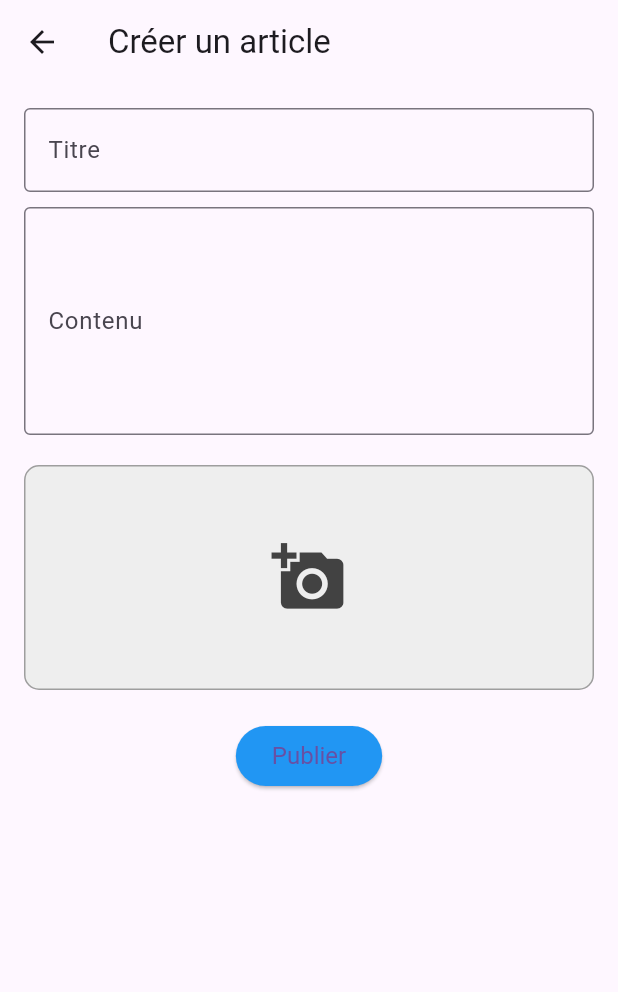
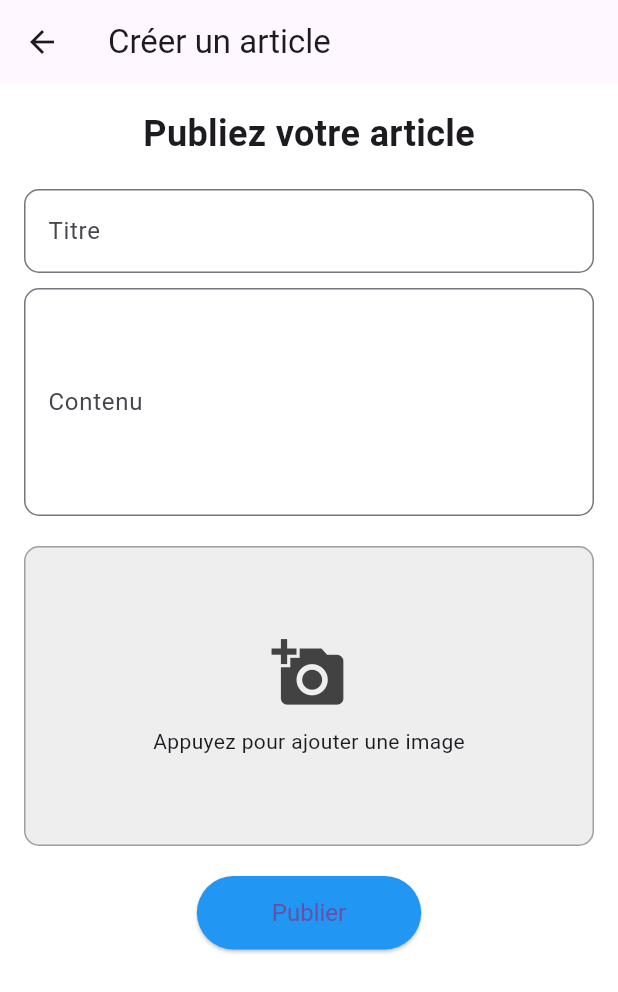
Before and after one commit to tombruaire/projet-web-flutter, a Flutter app: the AddArticlePage screen opened by its route, on a phone screen of 412 x 824 dp. Shown: the top 992 px of the screen. Run offline on Flutter 3.47's test engine with Material 3 defaults, Android fonts, the phone set to English and light mode, and no system bars; our stand-ins replace cloud_firestore, firebase_auth, firebase_core, firebase_storage, image_picker; accounts and stored records are empty; generated files the repository leaves out were written again.

Commit message:
-project working c OK

```diff
--- a/lib/views/add_article_page.dart
+++ b/lib/views/add_article_page.dart
@@ -13,8 +13,8 @@ class AddArticlePage extends StatefulWidget {
 class _AddArticlePageState extends State<AddArticlePage> {
   final _titleController = TextEditingController();
   final _contentController = TextEditingController();
-  Uint8List? _imageBytes; // Contient les bytes de l'image sélectionnée
-  bool _isUploading = false; // Indicateur d'état de chargement
+  Uint8List? _imageBytes; // Image sélectionnée
+  bool _isUploading = false; // Indicateur de chargement
 
   final ImagePicker _picker = ImagePicker();
 
@@ -35,7 +35,7 @@ class _AddArticlePageState extends State<AddArticlePage> {
     }
   }
 
-  // Fonction pour télécharger l'image et obtenir son URL
+  // Fonction pour télécharger l'image
   Future<String?> _uploadImage(Uint8List imageBytes) async {
     try {
       final storageRef = FirebaseStorage.instance
@@ -45,7 +45,7 @@ class _AddArticlePageState extends State<AddArticlePage> {
       final uploadTask = storageRef.putData(imageBytes);
       final snapshot = await uploadTask;
 
-      return await snapshot.ref.getDownloadURL(); // Retourne l'URL
+      return await snapshot.ref.getDownloadURL();
     } catch (e) {
       ScaffoldMessenger.of(context).showSnackBar(
         SnackBar(content: Text('Erreur lors du téléchargement de l\'image : $e')),
@@ -64,11 +64,10 @@ class _AddArticlePageState extends State<AddArticlePage> {
     }
 
     setState(() {
-      _isUploading = true; // Active l'indicateur de chargement
+      _isUploading = true;
     });
 
     try {
-      // Récupération de l'utilisateur connecté
       final user = FirebaseAuth.instance.currentUser;
       if (user == null) {
         ScaffoldMessenger.of(context).showSnackBar(
@@ -77,38 +76,35 @@ class _AddArticlePageState extends State<AddArticlePage> {
         return;
       }
 
-      // Récupération du nom d'utilisateur
       final userDoc = await FirebaseFirestore.instance.collection('users').doc(user.uid).get();
       final username = userDoc.exists ? userDoc['username'] : 'Utilisateur inconnu';
 
       String? imageUrl;
       if (_imageBytes != null) {
-        // Téléchargement de l'image
         imageUrl = await _uploadImage(_imageBytes!);
       }
 
-      // Ajout de l'article à Firestore
       await FirebaseFirestore.instance.collection('articles').add({
         'title': _titleController.text.trim(),
         'content': _contentController.text.trim(),
         'authorId': user.uid,
         'authorName': username,
         'createdAt': FieldValue.serverTimestamp(),
-        'imageUrl': imageUrl, // URL de l'image téléchargée
+        'imageUrl': imageUrl,
       });
 
       ScaffoldMessenger.of(context).showSnackBar(
         SnackBar(content: Text('Article ajouté avec succès !')),
       );
 
-      Navigator.pop(context); // Retour à la page précédente
+      Navigator.pop(context);
     } catch (e) {
       ScaffoldMessenger.of(context).showSnackBar(
         SnackBar(content: Text('Erreur lors de l\'ajout de l\'article : $e')),
       );
     } finally {
       setState(() {
-        _isUploading = false; // Désactive l'indicateur de chargement
+        _isUploading = false;
       });
     }
   }
@@ -116,6 +112,7 @@ class _AddArticlePageState extends State<AddArticlePage> {
   @override
   Widget build(BuildContext context) {
     return Scaffold(
+      backgroundColor: Colors.white, // Fond blanc
       appBar: AppBar(
         title: Text('Créer un article'),
       ),
@@ -123,48 +120,72 @@ class _AddArticlePageState extends State<AddArticlePage> {
         padding: const EdgeInsets.all(16.0),
         child: Column(
           children: [
+            const Text(
+              'Publiez votre article',
+              style: TextStyle(
+                fontSize: 24,
+                fontWeight: FontWeight.bold,
+              ),
+            ),
+            const SizedBox(height: 20),
             TextField(
               controller: _titleController,
               decoration: InputDecoration(
                 labelText: 'Titre',
-                border: OutlineInputBorder(),
+                border: OutlineInputBorder(
+                  borderRadius: BorderRadius.circular(10),
+                ),
               ),
             ),
-            SizedBox(height: 10),
+            const SizedBox(height: 10),
             TextField(
               controller: _contentController,
+              maxLines: 5,
               decoration: InputDecoration(
                 labelText: 'Contenu',
-                border: OutlineInputBorder(),
+                border: OutlineInputBorder(
+                  borderRadius: BorderRadius.circular(10),
+                ),
               ),
-              maxLines: 5,
             ),
-            SizedBox(height: 20),
+            const SizedBox(height: 20),
             GestureDetector(
               onTap: _pickImage,
               child: Container(
-                height: 150,
+                height: 200,
                 width: double.infinity,
                 decoration: BoxDecoration(
+                  borderRadius: BorderRadius.circular(10),
                   border: Border.all(color: Colors.grey),
-                  borderRadius: BorderRadius.circular(10),
                   color: Colors.grey[200],
                 ),
                 child: _imageBytes != null
-                    ? Image.memory(_imageBytes!, fit: BoxFit.cover)
-                    : Center(
-                  child: Icon(Icons.add_a_photo, color: Colors.grey[800], size: 50),
+                    ? ClipRRect(
+                  borderRadius: BorderRadius.circular(10),
+                  child: Image.memory(
+                    _imageBytes!,
+                    fit: BoxFit.cover,
+                  ),
+                )
+                    : Column(
+                  mainAxisAlignment: MainAxisAlignment.center,
+                  children: [
+                    Icon(Icons.add_a_photo, color: Colors.grey[800], size: 50),
+                    const SizedBox(height: 10),
+                    const Text('Appuyez pour ajouter une image'),
+                  ],
                 ),
               ),
             ),
-            SizedBox(height: 20),
-            if (_isUploading) CircularProgressIndicator(),
+            const SizedBox(height: 20),
+            if (_isUploading) const CircularProgressIndicator(),
             ElevatedButton(
               onPressed: _isUploading ? null : _saveArticle,
-              child: Text('Publier'),
+              child: const Text('Publier'),
               style: ElevatedButton.styleFrom(
                 backgroundColor: Colors.blue,
-                textStyle: TextStyle(fontSize: 16),
+                textStyle: const TextStyle(fontSize: 16),
+                padding: const EdgeInsets.symmetric(vertical: 15.0, horizontal: 50.0),
               ),
             ),
           ],
```
Also changed, not shown: lib/views/article_details_page.dart (+95 -30 lines), lib/views/public_page.dart (+66 -76 lines).
